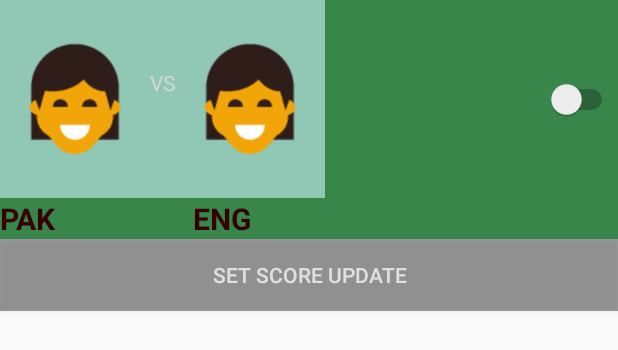
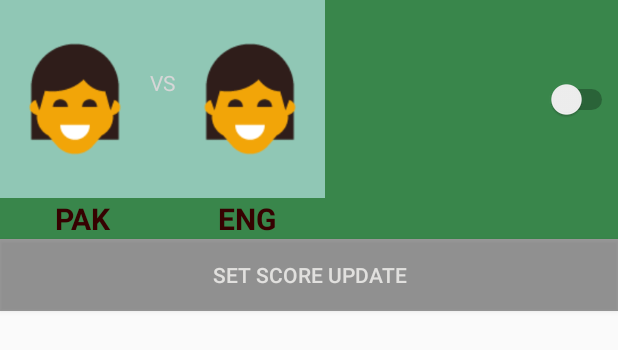
Before and after one commit to Muhammadwahab/ScoreBatao, an Android app: the layout matches_view_adapter_layout.xml on its own in the app's theme, with its tools: preview values and no code run, on a phone screen of 412 x 824 dp. Shown: the top 350 px of the screen. Run offline under Robolectric (Android 15) with nearby library versions, the phone set to English and light mode, and no system bars; network calls fail.

Commit message:
adding country flags and set ui of personal data and matches adapter

```diff
--- a/app/src/main/java/Fragment/currentMatch.java
+++ b/app/src/main/java/Fragment/currentMatch.java
@@ -82,6 +82,7 @@ public class currentMatch extends Fragment {
                             TextView emptyLoading= (TextView) view.findViewById(R.id.empty_loading);
                             TextView emptyTitle= (TextView) view.findViewById(R.id.empty_title_text);
                             TextView emptysubTitle= (TextView) view.findViewById(R.id.empty_subtitle_text);
+                            emptysubTitle.setText("Please Come Back When Match Is Live...");
                             ImageView imageView= (ImageView) view.findViewById(R.id.empty_shelter_image);
                             ProgressBar progress= (ProgressBar) view.findViewById(R.id.progressBar);
                             progress.setVisibility(View.GONE);
@@ -157,7 +158,7 @@ public class currentMatch extends Fragment {
 
             for (int i = 0; i < arrayOfMatches.length(); i++) {
                 JSONObject localData = (JSONObject) arrayOfMatches.get(i);
-                if (!localData.getBoolean("matchStarted")) {
+                if (localData.getBoolean("matchStarted")) {
                     continue;
                 }
                 currentLiveMatches data = new currentLiveMatches();
--- a/app/src/main/java/com/example/abdull/scorebatao/Activity/services.java
+++ b/app/src/main/java/com/example/abdull/scorebatao/Activity/services.java
@@ -223,6 +223,8 @@ public class services extends Service {
         wl.release();
         stopForeground(true);
     }
+
+    // for interval timer and send Code
     class task extends TimerTask {
         ArrayList Data;
         String Request;
--- a/app/src/main/res/layout/match_info_user.xml
+++ b/app/src/main/res/layout/match_info_user.xml
@@ -2,8 +2,8 @@
     xmlns:tools="http://schemas.android.com/tools"
     android:layout_width="match_parent"
     android:layout_height="wrap_content"
+    android:background="@color/com_facebook_button_send_background_color_pressed"
     android:orientation="vertical"
-android:background="#c865ffce"
     android:padding="10dp">
 
 
@@ -75,9 +75,9 @@ android:layout_height="match_parent">
             android:id="@+id/status"
             android:layout_width="wrap_content"
             android:layout_height="wrap_content"
-android:text="ON"
+            android:layout_alignParentEnd="true"
             android:layout_alignParentTop="true"
-android:layout_alignParentEnd="true" />
+            android:text="ON" />
 
         <TextView
             android:layout_width="wrap_content"
--- a/app/src/main/res/layout/matches_view_adapter_layout.xml
+++ b/app/src/main/res/layout/matches_view_adapter_layout.xml
@@ -22,7 +22,7 @@
             android:id="@+id/teamFlagOne"
             android:layout_width="100dp"
             android:layout_height="wrap_content"
-            android:src="@drawable/wahab" />
+            android:src="@drawable/noteamfound" />
 
         <TextView
             android:id="@+id/textView"
@@ -39,7 +39,7 @@
             android:layout_width="100dp"
             android:layout_height="wrap_content"
             android:adjustViewBounds="false"
-            android:src="@drawable/wahab" />
+            android:src="@drawable/noteamfound" />
 
         <Switch
             android:id="@+id/scset"
@@ -59,9 +59,10 @@
 
         <TextView
             android:id="@+id/teamOne"
-            android:layout_width="wrap_content"
+            android:layout_width="110dp"
             android:layout_height="wrap_content"
-            android:layout_weight="0.06"
+            android:layout_weight="0"
+            android:gravity="center_horizontal"
             android:text="PAK"
             android:textColor="#360101"
             android:textSize="20dp"
@@ -69,13 +70,22 @@
 
         <TextView
             android:id="@+id/teamTwo"
-            android:layout_width="wrap_content"
+            android:layout_width="110dp"
             android:layout_height="wrap_content"
-            android:layout_weight="0.16"
+            android:layout_weight="0"
+            android:gravity="center_horizontal"
             android:text="ENG"
             android:textColor="#360101"
             android:textSize="20dp"
             android:textStyle="bold" />
+
+        <TextView
+            android:id="@+id/textView2"
+            android:layout_width="wrap_content"
+            android:layout_height="wrap_content"
+            android:layout_weight="0.06"
+            android:text="TextView"
+            android:visibility="invisible" />
     </LinearLayout>
 
     <Button
```
Also changed, not shown: app/src/main/java/Adapter/currentMatchesAdapter.java (+8 -31 lines), app/src/main/java/utility/utilityConstant.java (+15 -12 lines), app/src/main/res/drawable/bermuda.png (added), app/src/main/res/drawable/canada.png (added), app/src/main/res/drawable/derbishire.png (added), app/src/main/res/drawable/durham.png (added), app/src/main/res/drawable/glamorgan.png (added), app/src/main/res/drawable/malaysia.png (added), app/src/main/res/drawable/nepal.png (added), app/src/main/res/drawable/noteamfound.png (renamed from app/src/main/res/drawable/wahab.png), app/src/main/res/drawable/singapoor.png (added), app/src/main/res/drawable/usa.png (added). Lines whose indentation alone changed are shown as unchanged.
